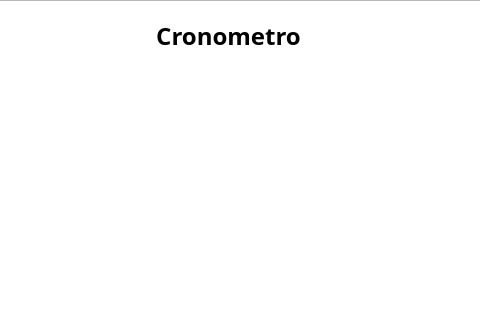
Qt form juego_fi/archivo h nivel_1/Nivel_2/mainwindow.ui (juand-cardenas/proyecto_final_2) before a commit; both pictures show x 180 to 660 and y 0 to 320 of the 814 by 691 pixel window.
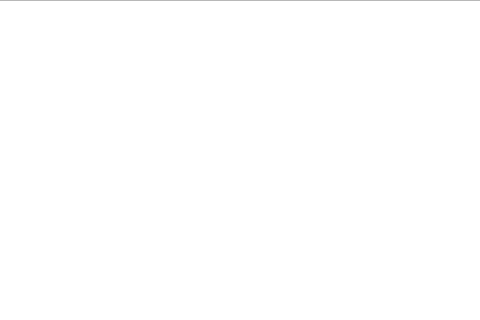
The same form after that commit.

Diff of the .ui file:
```diff
--- a/juego_fi/archivo h nivel_1/Nivel_2/mainwindow.ui
+++ b/juego_fi/archivo h nivel_1/Nivel_2/mainwindow.ui
@@ -29,7 +29,7 @@
      <rect>
       <x>330</x>
       <y>10</y>
-      <width>171</width>
+      <width>181</width>
       <height>51</height>
      </rect>
     </property>
@@ -41,7 +41,7 @@
      </font>
     </property>
     <property name="text">
-     <string> Cronometro</string>
+     <string> </string>
     </property>
    </widget>
   </widget>
```
Left out of the diff: 2 changed lines with no effect on the pictures.
